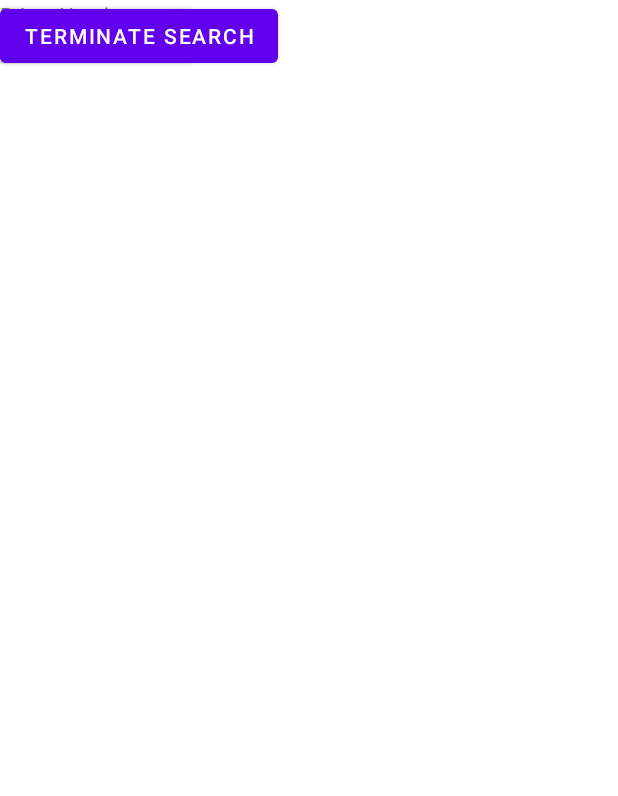
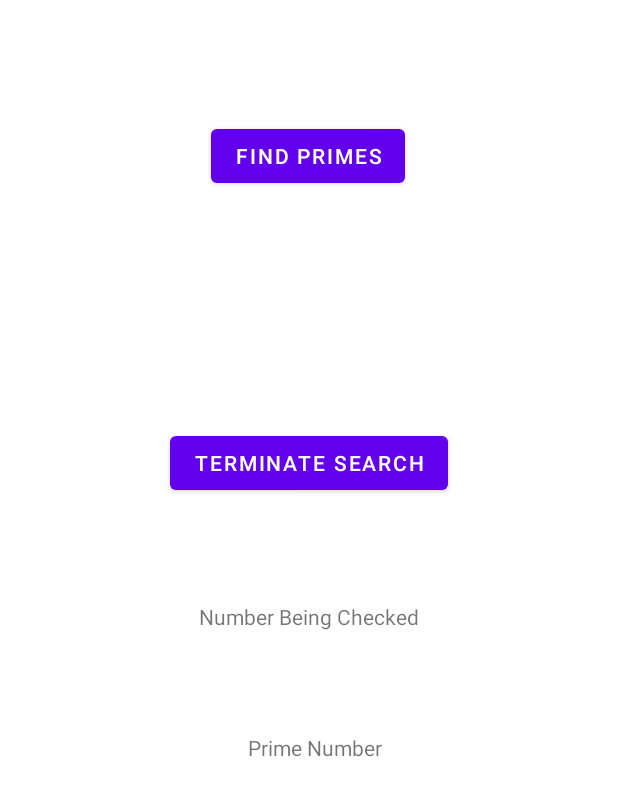
Before and after one commit to KanishkaSoni11/NUMAD22Su_KanishkaSoni, an Android app: the layout activity_thread.xml on its own in the app's theme, with its tools: preview values and no code run, on a phone screen of 412 x 824 dp. Shown: the top 796 px of the screen. Run offline under Robolectric (Android 15) with nearby library versions, the phone set to English and light mode, and no system bars.

Commit message:
Added prime func

```diff
--- a/app/src/main/AndroidManifest.xml
+++ b/app/src/main/AndroidManifest.xml
@@ -1,7 +1,7 @@
 <?xml version="1.0" encoding="utf-8"?>
 <manifest xmlns:android="http://schemas.android.com/apk/res/android"
     xmlns:tools="http://schemas.android.com/tools"
-    package="edu.neu.madcourse.numad22su_kanishkasoni">
+    package="edu.neu.madcourse.numad22su_kanishkasoni" >
 
     <application
         android:allowBackup="true"
@@ -12,7 +12,7 @@
         android:roundIcon="@mipmap/ic_launcher_ks_round"
         android:supportsRtl="true"
         android:theme="@style/Theme.NUMAD22Su_KanishkaSoni"
-        tools:targetApi="31">
+        tools:targetApi="31" >
         <activity
             android:name=".Activity_Thread"
             android:exported="false" />
@@ -28,7 +28,7 @@
             android:exported="false" />
         <activity
             android:name=".MainActivity"
-            android:exported="true">
+            android:exported="true" >
             <intent-filter>
                 <action android:name="android.intent.action.MAIN" />
 
--- a/app/src/main/java/edu/neu/madcourse/numad22su_kanishkasoni/Activity_Thread.java
+++ b/app/src/main/java/edu/neu/madcourse/numad22su_kanishkasoni/Activity_Thread.java
@@ -2,13 +2,68 @@ package edu.neu.madcourse.numad22su_kanishkasoni;
 
 import androidx.appcompat.app.AppCompatActivity;
 
+import android.annotation.SuppressLint;
 import android.os.Bundle;
+import android.os.Handler;
+import android.util.Log;
+import android.view.View;
+import android.widget.TextView;
+
+import org.w3c.dom.Text;
 
 public class Activity_Thread extends AppCompatActivity {
+    private static final String TAG = "Activity_Thread";
+    private Handler textHandler = new Handler();
+    TextView textView_number;
+    TextView textView_numberBeingChecked;
 
     @Override
     protected void onCreate(Bundle savedInstanceState) {
         super.onCreate(savedInstanceState);
         setContentView(R.layout.activity_thread);
+        textView_number = findViewById(R.id.textView_number);
+        textView_numberBeingChecked = findViewById(R.id.textView_numberChecked);
+    }
+
+    public void onClick_findPrimes(View view) {
+        runnableThread runnableThread = new runnableThread();
+        new Thread(runnableThread).start();
+
+    }
+
+    class runnableThread implements Runnable {
+        boolean isPrime(int n) {
+            if (n == 2)
+                return true;
+            else if (n % 2 == 0)
+                return false;
+
+            for (int i = 3; i <= Math.sqrt(n); i += 2) {
+                if (n % i == 0)
+                    return false;
+            }
+            return true;
+        }
+
+        @Override
+        public void run() {
+
+            for (int i = 2; i <= 10; i++) {
+                final int finalI = i;
+
+                //The handler changes the TextView running in the UI thread.
+                textHandler.post(() -> {
+                    textView_numberBeingChecked.setText("Number being Checked: " + finalI);
+                    if (isPrime(finalI)) {
+                        textView_number.setText("Prime Number: " + finalI );
+                    }
+                });
+                try {
+                    Thread.sleep(1000); //Makes the thread sleep or be inactive for 10 seconds
+                } catch (InterruptedException e) {
+                    e.printStackTrace();
+                }
+            }
+        }
     }
 }
--- a/app/src/main/res/layout/activity_thread.xml
+++ b/app/src/main/res/layout/activity_thread.xml
@@ -10,23 +10,44 @@
         android:id="@+id/button_findPrimes"
         android:layout_width="wrap_content"
         android:layout_height="wrap_content"
+        android:layout_marginTop="80dp"
+        android:onClick="onClick_findPrimes"
         android:text="Find Primes"
-        tools:layout_editor_absoluteX="131dp"
-        tools:layout_editor_absoluteY="180dp" />
+        app:layout_constraintEnd_toEndOf="parent"
+        app:layout_constraintHorizontal_bias="0.498"
+        app:layout_constraintStart_toStartOf="parent"
+        app:layout_constraintTop_toTopOf="parent" />
 
     <Button
-        android:id="@+id/button_terminateSearch"
+        android:id="@+id/button_TerminateSearch"
         android:layout_width="wrap_content"
         android:layout_height="wrap_content"
         android:text="Terminate Search"
-        tools:layout_editor_absoluteX="112dp"
-        tools:layout_editor_absoluteY="285dp" />
+        app:layout_constraintBottom_toTopOf="@+id/textView_number"
+        app:layout_constraintEnd_toEndOf="parent"
+        app:layout_constraintHorizontal_bias="0.5"
+        app:layout_constraintStart_toStartOf="parent"
+        app:layout_constraintTop_toBottomOf="@+id/button_findPrimes" />
 
     <TextView
         android:id="@+id/textView_number"
         android:layout_width="wrap_content"
         android:layout_height="wrap_content"
+        android:layout_marginBottom="316dp"
         android:text="Prime Number"
-        tools:layout_editor_absoluteX="150dp"
-        tools:layout_editor_absoluteY="411dp" />
+        app:layout_constraintBottom_toBottomOf="parent"
+        app:layout_constraintEnd_toEndOf="parent"
+        app:layout_constraintHorizontal_bias="0.512"
+        app:layout_constraintStart_toStartOf="parent" />
+
+    <TextView
+        android:id="@+id/textView_numberChecked"
+        android:layout_width="wrap_content"
+        android:layout_height="wrap_content"
+        android:text="Number Being Checked"
+        app:layout_constraintBottom_toTopOf="@+id/textView_number"
+        app:layout_constraintEnd_toEndOf="parent"
+        app:layout_constraintHorizontal_bias="0.5"
+        app:layout_constraintStart_toStartOf="parent"
+        app:layout_constraintTop_toBottomOf="@+id/button_TerminateSearch" />
 </androidx.constraintlayout.widget.ConstraintLayout>
```
